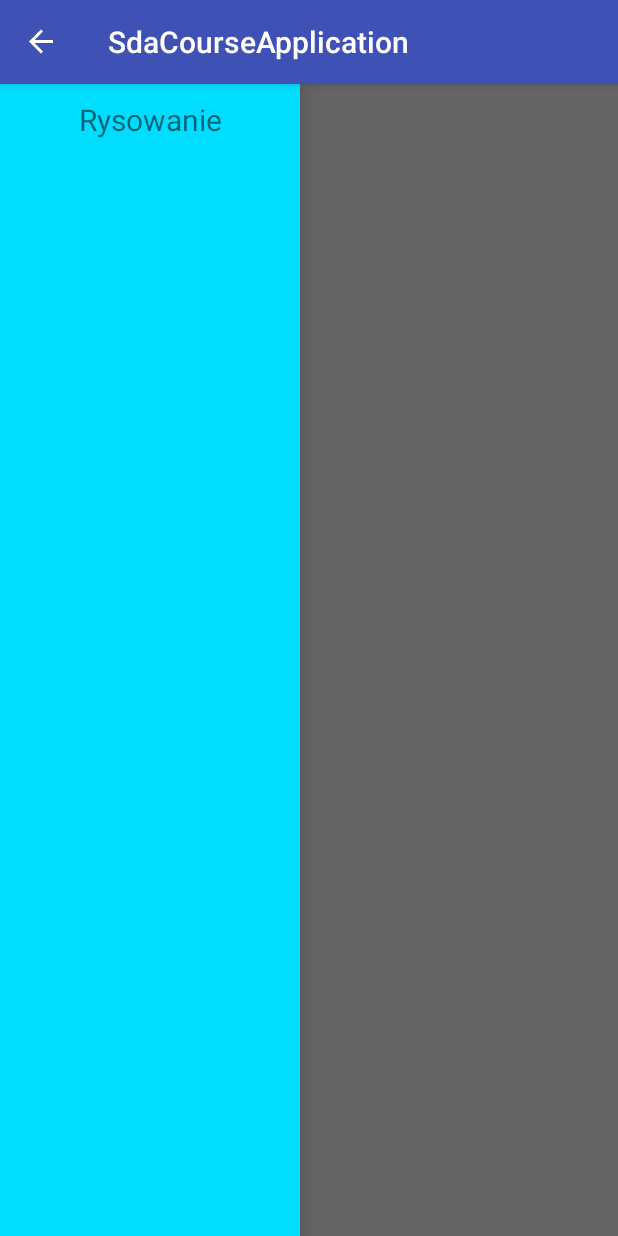
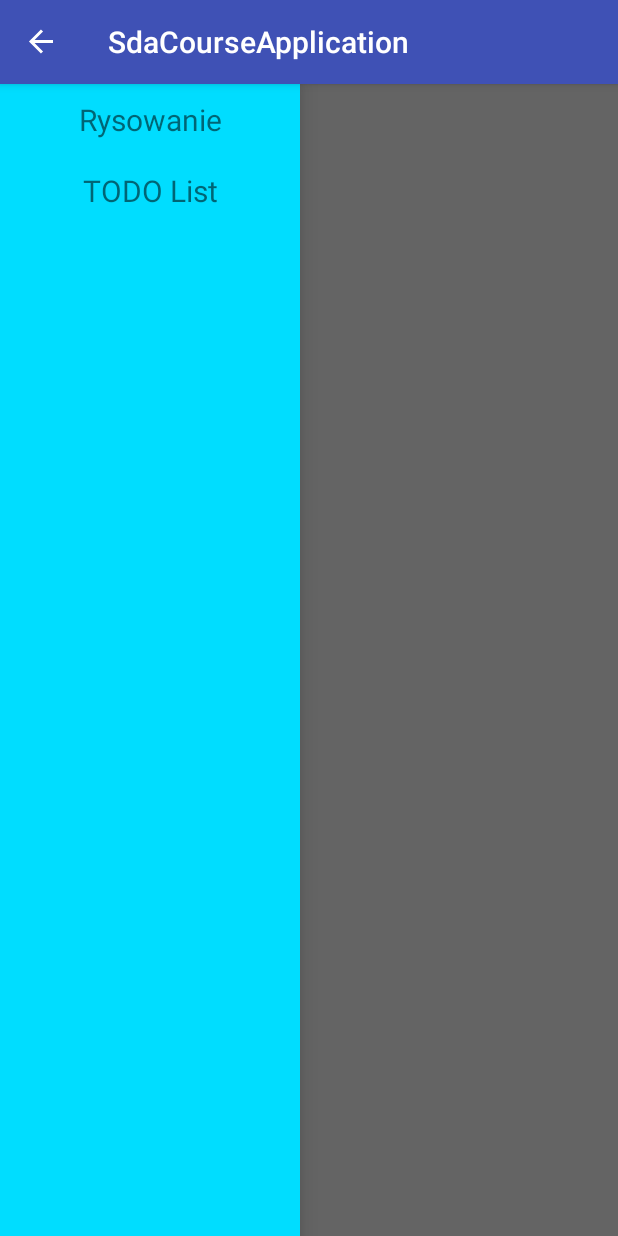
Before and after one commit to ljarka/SdaCourseApplication, an Android app: the screen it shows after launch (MainActivity), with the side drawer open, on a phone screen of 412 x 824 dp. Run offline under Robolectric (Android 15) with nearby library versions, the phone set to English and light mode, and no system bars.

Commit message:
Todo list

```diff
--- a/app/build.gradle
+++ b/app/build.gradle
@@ -26,4 +26,5 @@ dependencies {
     })
     compile 'com.android.support:appcompat-v7:25.1.1'
     testCompile 'junit:junit:4.12'
+    compile 'com.android.support:recyclerview-v7:25.1.1'
 }
--- a/app/src/main/AndroidManifest.xml
+++ b/app/src/main/AndroidManifest.xml
@@ -20,6 +20,8 @@
             android:label="Drawing Activity" />
         <activity android:name=".gallery.GalleryActivity"
             android:label="Gallery Activity" />
+        <activity android:name=".todolist.TodoListActivity"
+            android:label="TODO List" />
     </application>
 
 </manifest>
--- a/app/src/main/java/com/github/ljarka/sdacourseapplication/MainActivity.java
+++ b/app/src/main/java/com/github/ljarka/sdacourseapplication/MainActivity.java
@@ -14,6 +14,7 @@ import android.widget.TextView;
 import android.widget.Toast;
 
 import com.github.ljarka.sdacourseapplication.drawing.DrawingActivity;
+import com.github.ljarka.sdacourseapplication.todolist.TodoListActivity;
 
 public class MainActivity extends AppCompatActivity {
 
@@ -40,6 +41,16 @@ public class MainActivity extends AppCompatActivity {
                 startActivity(intent);
             }
         });
+
+        TextView todoApplication = (TextView) findViewById(R.id.todo_list_appliacation);
+        todoApplication.setOnClickListener(new OnClickListener() {
+
+            @Override
+            public void onClick(View v) {
+                Intent intent = new Intent(MainActivity.this, TodoListActivity.class);
+                startActivity(intent);
+            }
+        });
     }
 
     @Override
--- a/app/src/main/res/layout/activity_main.xml
+++ b/app/src/main/res/layout/activity_main.xml
@@ -41,6 +41,18 @@
             android:layout_width="match_parent"
             android:layout_height="wrap_content" />
 
+        <TextView
+            android:id="@+id/todo_list_appliacation"
+            android:background="?attr/selectableItemBackground"
+            android:clickable="true"
+            android:paddingTop="10dp"
+            android:paddingBottom="10dp"
+            android:gravity="center_horizontal"
+            android:textSize="20sp"
+            android:text="TODO List"
+            android:layout_width="match_parent"
+            android:layout_height="wrap_content" />
+
     </LinearLayout>
 
 </android.support.v4.widget.DrawerLayout>
```
Also changed, not shown: app/src/main/java/com/github/ljarka/sdacourseapplication/todolist/TodoListActivity.java (added, +16 -0 lines), app/src/main/java/com/github/ljarka/sdacourseapplication/todolist/TodoListAdapter.java (added, +48 -0 lines), app/src/main/res/layout/list_item.xml (added, +12 -0 lines), app/src/main/res/layout/todo_activity.xml (added, +34 -0 lines).
